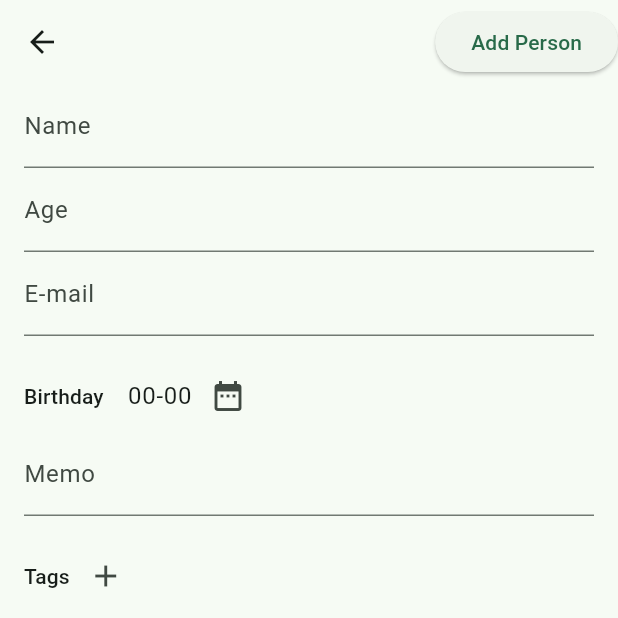
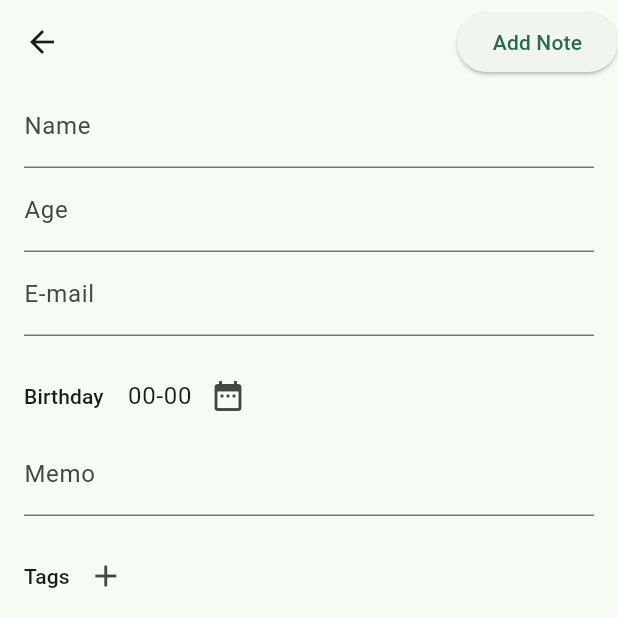
Before and after one commit to char5742/person-note, a Flutter app: the CreatePage screen opened by its route, on a phone screen of 412 x 824 dp, the top half of it. Run offline on Flutter 3.47's test engine with Material 2 defaults, Android fonts, the phone set to English and light mode, and no system bars; our stand-ins replace cloud_firestore, dropdown_button2, firebase_auth, firebase_core, flutter_datetime_picker, flutter_hooks and 5 more; missing offline and left inert: dart:html; accounts and stored records are empty; generated files the repository leaves out were written again; network calls fail.

Commit message:
Localization (#61)

```diff
--- /dev/null
+++ b/l10n.yaml
@@ -0,0 +1,3 @@
+arb-dir: lib/l10n
+template-arb-file: app_en.arb
+output-localization-file: app_localizations.dart
--- a/lib/app.dart
+++ b/lib/app.dart
@@ -3,6 +3,7 @@ import 'package:go_router/go_router.dart';
 import 'package:hooks_riverpod/hooks_riverpod.dart';
 import 'package:person_note/page/detail/event/event_edit.dart';
 import 'package:person_note/provider/account.dart';
+import 'package:flutter_gen/gen_l10n/app_localizations.dart';
 
 import 'const/color.dart';
 import 'page/create.dart';
@@ -84,6 +85,8 @@ class App extends HookConsumerWidget {
         ),
       ),
       routerConfig: ref.watch(_routerProvider),
+      localizationsDelegates: AppLocalizations.localizationsDelegates,
+      supportedLocales: AppLocalizations.supportedLocales,
     );
   }
 }
--- a/lib/main.dart
+++ b/lib/main.dart
@@ -3,7 +3,6 @@ import 'util/native.dart' if (dart.library.html) 'util/web.dart';
 import 'package:flutter/material.dart';
 import 'package:hooks_riverpod/hooks_riverpod.dart';
 import 'package:firebase_core/firebase_core.dart';
-import 'package:intl/date_symbol_data_local.dart';
 import 'package:intl/intl.dart';
 import 'package:person_note/usecase/auth.dart';
 
@@ -13,7 +12,6 @@ import 'app.dart';
 void main() async {
   WidgetsFlutterBinding.ensureInitialized();
   Intl.defaultLocale = getCurrentLocale();
-  await initializeDateFormatting();
   await Firebase.initializeApp(
     options: DefaultFirebaseOptions.currentPlatform,
   );
--- a/lib/page/component.dart
+++ b/lib/page/component.dart
@@ -1,3 +1,4 @@
+import 'package:flutter_gen/gen_l10n/app_localizations.dart';
 import 'package:flutter/material.dart';
 import 'package:flutter_datetime_picker/flutter_datetime_picker.dart';
 import 'package:go_router/go_router.dart';
@@ -85,24 +86,30 @@ class PersonForm extends HookConsumerWidget {
               TextFormField(
                 controller: nameController,
                 validator: Validator.isNonNullString,
-                decoration: const InputDecoration(label: Text('Name')),
+                decoration: InputDecoration(
+                    label: Text(AppLocalizations.of(context)!.name)),
               ),
               TextFormField(
                 controller: ageController,
                 validator: Validator.isNumber,
                 keyboardType: TextInputType.number,
-                decoration: const InputDecoration(label: Text('Age')),
+                decoration: InputDecoration(
+                    label: Text(AppLocalizations.of(context)!.age)),
               ),
               TextFormField(
                 controller: emailController,
                 keyboardType: TextInputType.emailAddress,
-                decoration: const InputDecoration(label: Text('E-mail')),
+                decoration: InputDecoration(
+                    label: Text(AppLocalizations.of(context)!.email)),
               ),
               Padding(
                 padding: const EdgeInsets.only(top: 16.0),
                 child: Row(
                   children: [
-                    Text('Birthday', style: theme.textTheme.labelLarge),
+                    Text(
+                      AppLocalizations.of(context)!.birthday,
+                      style: theme.textTheme.labelLarge,
+                    ),
                     const Padding(padding: EdgeInsets.only(left: 16.0)),
                     Text(
                       formatDate(birthday.value),
@@ -125,7 +132,8 @@ class PersonForm extends HookConsumerWidget {
               TextFormField(
                 controller: memoController,
                 maxLines: null,
-                decoration: const InputDecoration(label: Text('Memo')),
+                decoration: InputDecoration(
+                    label: Text(AppLocalizations.of(context)!.memo)),
               ),
               Container(
                 width: double.infinity,
@@ -133,7 +141,8 @@ class PersonForm extends HookConsumerWidget {
                 child: Wrap(
                   crossAxisAlignment: WrapCrossAlignment.center,
                   children: [
-                    Text('Tags', style: theme.textTheme.labelLarge),
+                    Text(AppLocalizations.of(context)!.tags,
+                        style: theme.textTheme.labelLarge),
                     ...tags.value.map((e) => Card(
                             child: Padding(
                           padding: const EdgeInsets.symmetric(
--- a/lib/page/create.dart
+++ b/lib/page/create.dart
@@ -1,3 +1,4 @@
+import 'package:flutter_gen/gen_l10n/app_localizations.dart';
 import 'package:flutter/material.dart';
 import 'package:flutter_hooks/flutter_hooks.dart';
 import 'package:go_router/go_router.dart';
@@ -43,9 +44,7 @@ class CreatePage extends HookConsumerWidget {
                           .then((value) => context.go('/'));
                     }
                   },
-            child: const Text(
-              'Add Person',
-            ),
+            child: Text(AppLocalizations.of(context)!.addNote),
           ),
         ],
       ),
--- a/lib/page/detail/edit.dart
+++ b/lib/page/detail/edit.dart
@@ -1,3 +1,4 @@
+import 'package:flutter_gen/gen_l10n/app_localizations.dart';
 import 'package:flutter/material.dart';
 import 'package:flutter_hooks/flutter_hooks.dart';
 import 'package:go_router/go_router.dart';
@@ -49,9 +50,7 @@ class EditPage extends HookConsumerWidget {
                           .then((value) => context.pop());
                     }
                   },
-            child: const Text(
-              'Save',
-            ),
+            child: Text(AppLocalizations.of(context)!.save),
           ),
         ],
       ),
--- a/lib/page/detail/event/conmponent.dart
+++ b/lib/page/detail/event/conmponent.dart
@@ -1,3 +1,4 @@
+import 'package:flutter_gen/gen_l10n/app_localizations.dart';
 import 'package:dropdown_button2/dropdown_button2.dart';
 import 'package:flutter/material.dart';
 import 'package:flutter_hooks/flutter_hooks.dart';
@@ -115,7 +116,10 @@ class EventForm extends HookConsumerWidget {
               Wrap(
                 crossAxisAlignment: WrapCrossAlignment.center,
                 children: [
-                  Text('Person', style: theme.textTheme.bodyLarge),
+                  Text(
+                    AppLocalizations.of(context)!.person,
+                    style: theme.textTheme.bodyLarge,
+                  ),
                   ...personList.value.map((e) => Card(
                           child: Padding(
                         padding: const EdgeInsets.symmetric(
--- a/lib/page/detail/event/event_edit.dart
+++ b/lib/page/detail/event/event_edit.dart
@@ -1,3 +1,4 @@
+import 'package:flutter_gen/gen_l10n/app_localizations.dart';
 import 'package:flutter/material.dart';
 import 'package:flutter_hooks/flutter_hooks.dart';
 import 'package:go_router/go_router.dart';
@@ -55,9 +56,7 @@ class EventEditPage extends HookConsumerWidget {
                           .then((value) => context.pop());
                     }
                   },
-            child: const Text(
-              'Edit Event',
-            ),
+            child: Text(AppLocalizations.of(context)!.save),
           ),
         ],
       ),
--- a/lib/util/date_format.dart
+++ b/lib/util/date_format.dart
@@ -4,7 +4,7 @@ String formatDate(DateTime? datetime, {String delimiter = '-'}) {
   if (datetime == null) {
     return '00${delimiter}00';
   }
-  DateFormat outputFormat = DateFormat('MM${delimiter}dd');
+  DateFormat outputFormat = DateFormat('MMMMd');
   String date = outputFormat.format(datetime);
   return date;
 }
```
Also changed, not shown: lib/l10n/app_en.arb (added, +28 -0 lines), lib/l10n/app_ja.arb (added, +28 -0 lines), lib/page/detail/detail.dart (+18 -17 lines), lib/page/detail/event/event_create.dart (+2 -5 lines), lib/page/top.dart (+16 -15 lines), pubspec.yaml (+4 -3 lines), pubspec.lock, screen_shots/create_page.png, screen_shots/detail_page.png, 1 other file.
